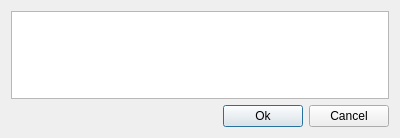
Before: the Qt Designer form DialogNewComment.ui in edeforas/Foucault2, drawn with Qt 5.
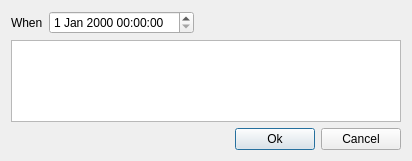
After: the same form once the commit is applied. Icons and pictures are not drawn.

Commit message: added date/time saving (not displayed yet)

```diff
--- a/DialogNewComment.ui
+++ b/DialogNewComment.ui
@@ -6,8 +6,8 @@
    <rect>
     <x>0</x>
     <y>0</y>
-    <width>400</width>
-    <height>138</height>
+    <width>412</width>
+    <height>161</height>
    </rect>
   </property>
   <property name="windowTitle">
@@ -19,6 +19,9 @@
   </property>
   <layout class="QGridLayout" name="gridLayout">
    <item row="1" column="0">
+    <widget class="QPlainTextEdit" name="pleComment"/>
+   </item>
+   <item row="2" column="0">
     <layout class="QHBoxLayout" name="horizontalLayout">
      <item>
       <spacer name="horizontalSpacer">
@@ -50,7 +53,31 @@
     </layout>
    </item>
    <item row="0" column="0">
-    <widget class="QPlainTextEdit" name="pleComment"/>
+    <layout class="QHBoxLayout" name="horizontalLayout_2">
+     <item>
+      <widget class="QLabel" name="label">
+       <property name="text">
+        <string>When</string>
+       </property>
+      </widget>
+     </item>
+     <item>
+      <widget class="QDateTimeEdit" name="dteWhen"/>
+     </item>
+     <item>
+      <spacer name="horizontalSpacer_2">
+       <property name="orientation">
+        <enum>Qt::Horizontal</enum>
+       </property>
+       <property name="sizeHint" stdset="0">
+        <size>
+         <width>40</width>
+         <height>20</height>
+        </size>
+       </property>
+      </spacer>
+     </item>
+    </layout>
    </item>
   </layout>
  </widget>
```
The commit also changes 14 other files.
